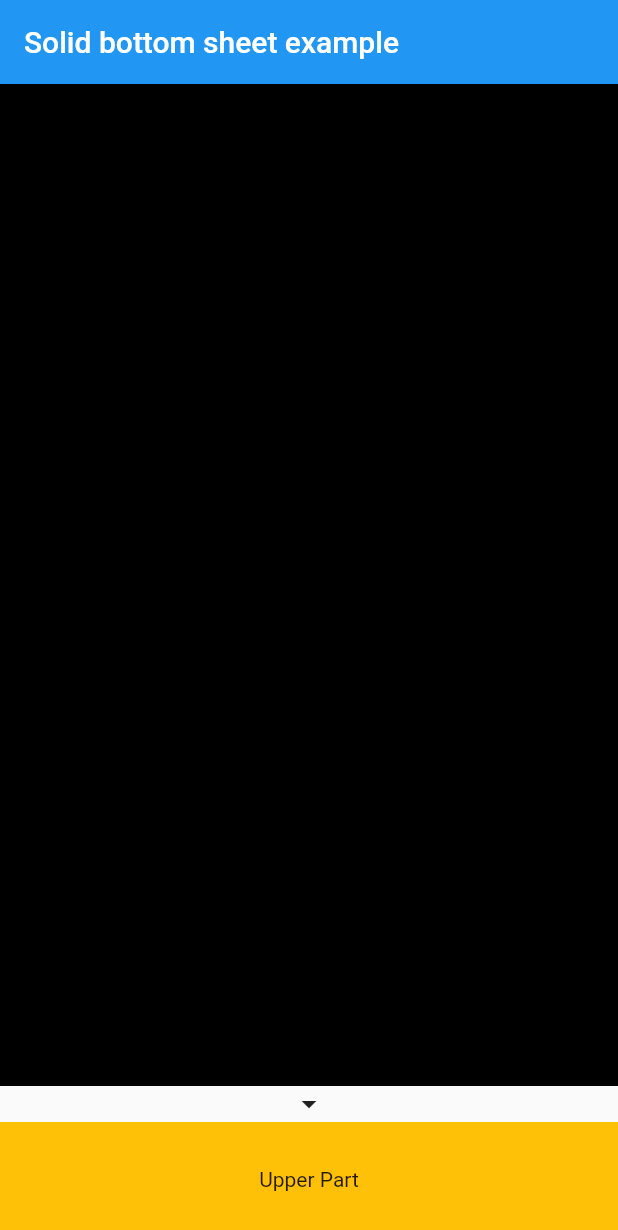
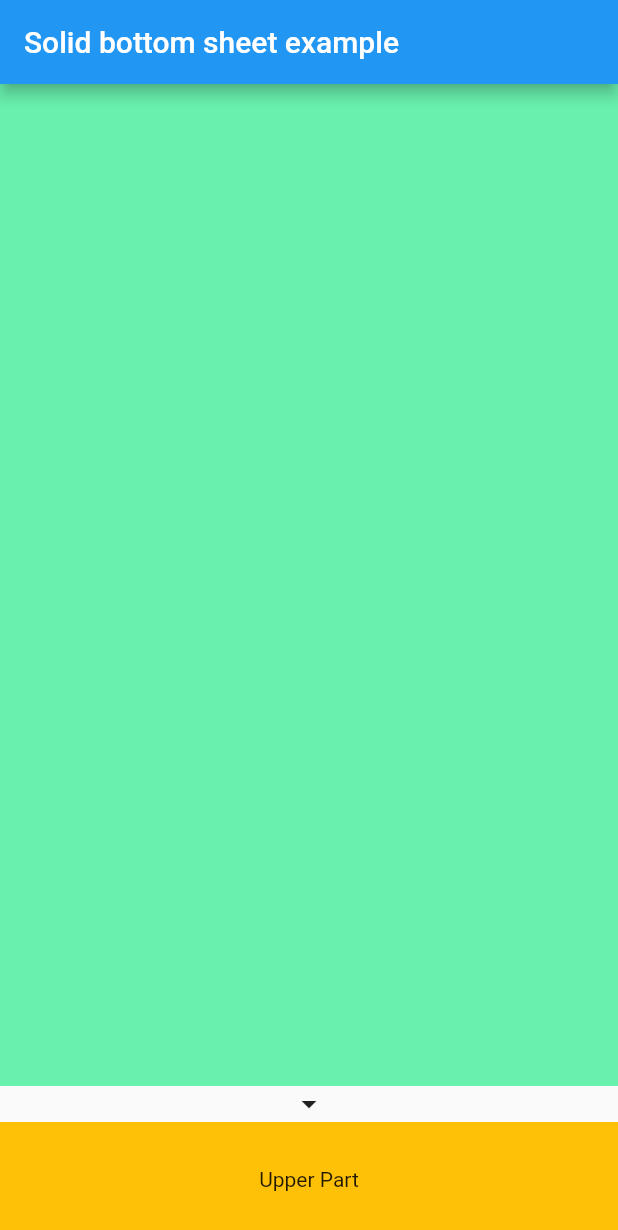
Before and after one commit to hamed-fs/flutter_widget_test_playground, a Flutter app: the screen it shows after launch, on a phone screen of 412 x 824 dp. Shown: the top 1230 px of the screen. Run offline on Flutter 3.47's test engine with Material 2 defaults, Android fonts, the phone set to English and light mode, and no system bars.

Commit message:
- first ok 05

```diff
--- a/lib/expandable_bottom_sheet.dart
+++ b/lib/expandable_bottom_sheet.dart
@@ -30,10 +30,6 @@ class ExpandableBottomSheet extends StatefulWidget {
   // interact with the solid bottom sheet. By default is true.
   final bool canUserSwipe; // TODO: Change to draggableHeader
 
-  // This property is the elevation of the bottomSheet. Must be greater or equal
-  // to 0. By default is 0.
-  final double elevation;
-
   // This flag controls if the body is shown to the user by default. If it's
   // true, the body will be shown. If it's false the body will be hided. By
   // default it's false.
@@ -54,22 +50,22 @@ class ExpandableBottomSheet extends StatefulWidget {
 
   // final BuildContext context;
 
+  final Duration expandDuration;
+
   ExpandableBottomSheet({
     Key key,
     // @required this.context,
     @required this.lowerPart,
     @required this.upperBody,
     @required this.toggler,
-    this.minHeight = 0,
+    this.minHeight = 0.0,
     this.autoSwiped = true,
     this.canUserSwipe = true,
-    this.elevation = 0.0,
     this.maximizedAtStart = false,
+    this.expandDuration = const Duration(milliseconds: 500),
     this.onShow,
     this.onHide,
-  })  : assert(elevation >= 0.0),
-        assert(minHeight >= 0.0),
-        super(key: key);
+  }) : super(key: key);
 
   @override
   _ExpandableBottomSheetState createState() => _ExpandableBottomSheetState();
@@ -128,7 +124,7 @@ class _ExpandableBottomSheetState extends State<ExpandableBottomSheet> {
         builder: (BuildContext _, AsyncSnapshot snapshot) {
           return AnimatedContainer(
             curve: Curves.ease,
-            duration: Duration(milliseconds: 256),
+            duration: widget.expandDuration,
             height: snapshot.data,
             child: widget.lowerPart,
           );
--- a/lib/main.dart
+++ b/lib/main.dart
@@ -32,7 +32,7 @@ class _MyHomePageState extends State<MyHomePage> {
         ),
         body: Center(
           child: Container(
-            color: Colors.black,
+            color: Colors.greenAccent,
           ),
         ),
         bottomSheet: ExpandableBottomSheet(
```
